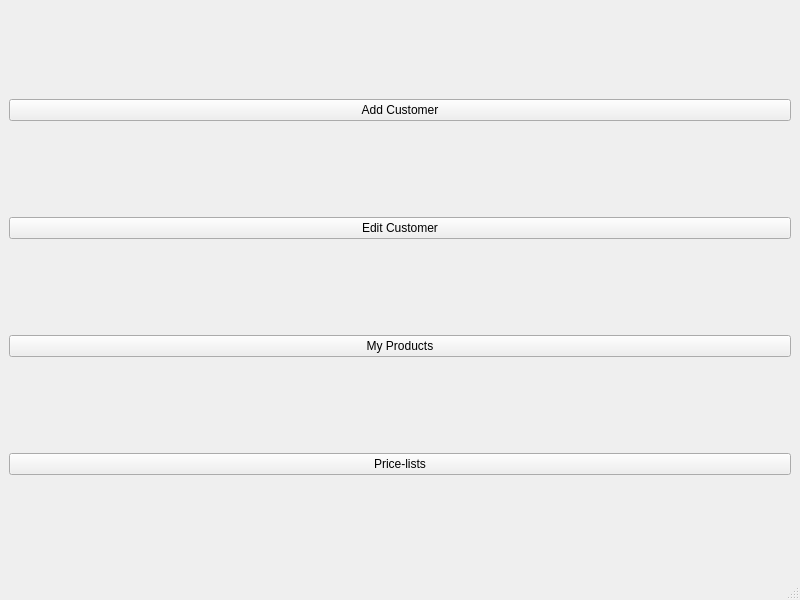
Old version of the form gui_windows/start_window.ui in the repository softwaredevPK/CompanyManager.
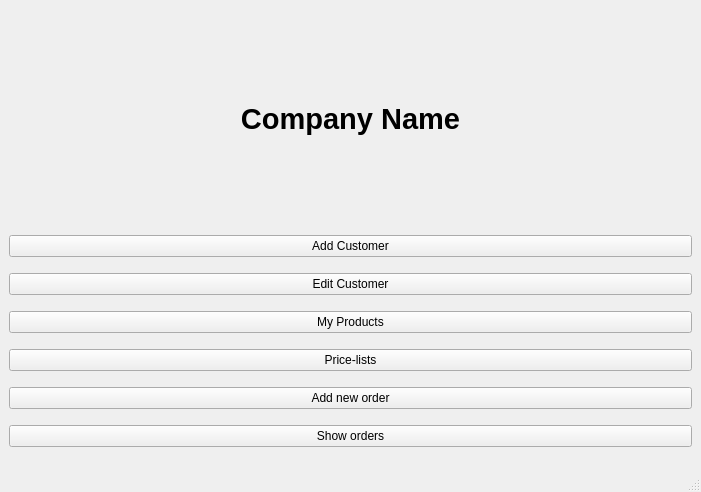
New version of the form.

Commit message: Readme update by OverView + added label in start_window with company full_name

Patch:
```diff
--- a/gui_windows/start_window.ui
+++ b/gui_windows/start_window.ui
@@ -6,8 +6,8 @@
    <rect>
     <x>0</x>
     <y>0</y>
-    <width>800</width>
-    <height>600</height>
+    <width>701</width>
+    <height>492</height>
    </rect>
   </property>
   <property name="windowTitle">
@@ -15,6 +15,36 @@
   </property>
   <widget class="QWidget" name="centralwidget">
    <layout class="QVBoxLayout" name="verticalLayout">
+    <item>
+     <widget class="QLabel" name="company_name_DW">
+      <property name="minimumSize">
+       <size>
+        <width>0</width>
+        <height>100</height>
+       </size>
+      </property>
+      <property name="maximumSize">
+       <size>
+        <width>16777215</width>
+        <height>200</height>
+       </size>
+      </property>
+      <property name="font">
+       <font>
+        <family>MS Sans Serif</family>
+        <pointsize>22</pointsize>
+        <weight>75</weight>
+        <bold>true</bold>
+       </font>
+      </property>
+      <property name="text">
+       <string>Company Name</string>
+      </property>
+      <property name="alignment">
+       <set>Qt::AlignCenter</set>
+      </property>
+     </widget>
+    </item>
     <item>
      <widget class="QPushButton" name="add_customer_B">
       <property name="text">
@@ -43,6 +73,20 @@
       </property>
      </widget>
     </item>
+    <item>
+     <widget class="QPushButton" name="add_new_order_B">
+      <property name="text">
+       <string>Add new order</string>
+      </property>
+     </widget>
+    </item>
+    <item>
+     <widget class="QPushButton" name="show_orders_B">
+      <property name="text">
+       <string>Show orders</string>
+      </property>
+     </widget>
+    </item>
    </layout>
   </widget>
   <widget class="QMenuBar" name="menubar">
```
Left out of the diff: 2 changed lines with no effect on the pictures. The commit also changes 9 other files.
